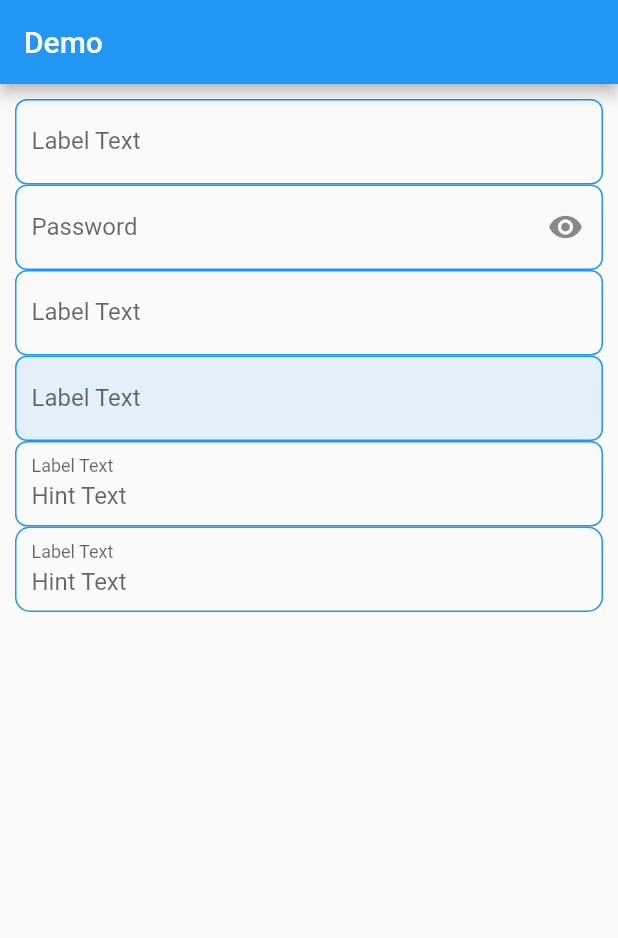
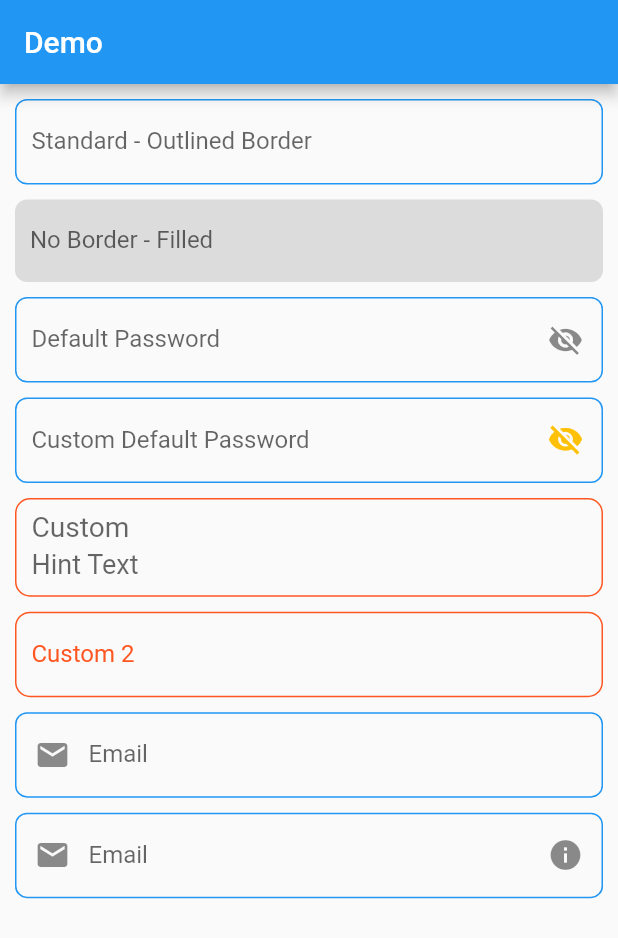
Before and after one commit to momshaddinury/input_form_field, a Flutter app: the screen it shows after launch, on a phone screen of 412 x 824 dp. Shown: the top 938 px of the screen. Run offline on Flutter 3.47's test engine with Material 2 defaults, Android fonts, the phone set to English and light mode, and no system bars.

Commit message:
chore: 0.0.4 release

```diff
--- a/example/lib/main.dart
+++ b/example/lib/main.dart
@@ -33,45 +33,94 @@ class DemoScreen extends StatelessWidget {
               /// Standard - Outlined Border
               InputFormField(
                 textEditingController: _controller,
-                labelText: "Label Text",
+                labelText: "Standard - Outlined Border",
                 hintText: "Hint Text",
+                bottomMargin: 10, // Optional
               ),
+
+              /// No Border - Filled
+              InputFormField(
+                textEditingController: _controller,
+                labelText: "No Border - Filled",
+                hintText: "Hint Text",
+                fillColor: Colors.black12,
+                borderType: BorderType.none,
+                bottomMargin: 10, // Optional
+              ),
+
               /// Default Password Field
               InputFormField(
                 textEditingController: _controller,
-                labelText: "Password",
+                labelText: "Default Password",
                 hintText: "*****",
-                isPasswordField: true,
+                password: EnabledPassword(),
+                bottomMargin: 10, // Optional
               ),
-              /// No Border
+
+              /// Customize Default Password Field
               InputFormField(
                 textEditingController: _controller,
-                labelText: "Label Text",
-                hintText: "Hint Text",
-                disableBorder: false,
+                labelText: "Custom Default Password",
+                hintText: "*****",
+                obscuringCharacter: "*",
+                password: EnabledPassword(
+                  showPasswordIcon: const Icon(
+                    Icons.add,
+                    color: Colors.amber,
+                  ),
+                  hidePasswordIcon: const Icon(
+                    Icons.visibility_off_sharp,
+                    color: Colors.amber,
+                  ),
+                ),
+                bottomMargin: 10, // Optional
               ),
-              /// Filled
+
+              /// Custom
               InputFormField(
                 textEditingController: _controller,
-                labelText: "Label Text",
+                labelText: "Custom",
+                labelTextStyle: const TextStyle(fontSize: 25),
                 hintText: "Hint Text",
-                disableBorder: false,
-                fillColor: Colors.blue.withOpacity(0.10),
+                hintTextStyle: const TextStyle(fontSize: 18),
+                borderColor: Colors.deepOrange,
+                borderRadius: BorderRadius.circular(10),
+                bottomMargin: 10, // Optional
+                floatingLabelBehavior: FloatingLabelBehavior.always,
               ),
-              /// Label will always show
+
+              /// Custom 2
               InputFormField(
                 textEditingController: _controller,
-                labelText: "Label Text",
+                labelText: "Custom 2",
+                labelTextStyle: const TextStyle(color: Colors.deepOrange),
                 hintText: "Hint Text",
-                floatingLabelBehavior: FloatingLabelBehavior.always,
+                hintTextStyle: const TextStyle(color: Colors.deepOrangeAccent),
+                borderType: BorderType.outlined,
+                borderColor: Colors.deepOrange,
+                bottomMargin: 10, // Optional
+                borderRadius: BorderRadius.circular(10),
               ),
-              /// Rounded Border
+
+              /// Custom 3 (Suffix)
               InputFormField(
                 textEditingController: _controller,
-                labelText: "Label Text",
-                hintText: "Hint Text",
-                floatingLabelBehavior: FloatingLabelBehavior.always,
-                borderRadius: BorderRadius.circular(10),
+                prefix: const Icon(Icons.mail),
+                labelText: "Email",
+                hintText: "abc@email.com",
+                borderType: BorderType.outlined,
+                bottomMargin: 10, // Optional
+              ),
+
+              /// Custom 4 (Suffix, Prefix)
+              InputFormField(
+                textEditingController: _controller,
+                prefix: const Icon(Icons.mail),
+                labelText: "Email",
+                hintText: "abc@email.com",
+                suffix: const Icon(Icons.info),
+                borderType: BorderType.outlined,
+                bottomMargin: 10, // Optional
               ),
             ],
           ),
--- a/lib/input_form_field.dart
+++ b/lib/input_form_field.dart
@@ -15,7 +15,7 @@ import 'package:flutter/material.dart';
 /// to simplify complexitiy of default [TextFormField] widget.
 
 class InputFormField extends StatefulWidget {
-  const InputFormField({
+  InputFormField({
     Key? key,
     required this.textEditingController,
     this.style,
@@ -27,10 +27,11 @@ class InputFormField extends StatefulWidget {
     this.floatingLabelBehavior,
     this.suffix,
     this.prefix,
-    this.isPasswordField = false,
+    this.password,
     this.obscureText,
+    this.obscuringCharacter = '•',
     this.validator,
-    this.disableDefaultValidation = true,
+    this.enableDefaultValidation = false,
     this.height,
     this.contentPadding,
     this.errorPadding,
@@ -40,8 +41,9 @@ class InputFormField extends StatefulWidget {
     this.borderColor = Colors.blue,
     this.fillColor,
     this.errorColor = Colors.red,
-  })  : assert(
-          !(isPasswordField && obscureText != null),
+  })  : assert(obscuringCharacter.isNotNull && obscuringCharacter.length == 1),
+        assert(
+          !(password.isNotNull && obscureText.isNotNull),
           """Both can't be used at the same time. Use isPasswordTrue to handle password visibility internally. To handle externally use obscureText""",
         ),
         super(key: key);
@@ -77,14 +79,18 @@ class InputFormField extends StatefulWidget {
   /// Optional widget to place on the line after the input.
   final Widget? suffix;
 
-  /// Treats the field as password field. This also handles input visibility
-  /// and showing the visibility icon.
+  /// Treats the field as password field.
   ///
-  /// One should use this param if they want to handle
-  final bool isPasswordField;
+  /// Handles visibility toggle by default.
+  /// Supports icon customization
+  final EnabledPassword? password;
+
 
   /// Obscure text, helps with password visibility toggle.
   final bool? obscureText;
+
+  /// Default '•'.
+  final String obscuringCharacter;
 
   /// Signature for validating a form field.
   ///
@@ -94,7 +100,7 @@ class InputFormField extends StatefulWidget {
 
   /// Enables default validation. Takes care of null and empty value check if
   /// enabled
-  final bool disableDefaultValidation;
+  final bool enableDefaultValidation;
 
   /// If null, defaults to 48px in order to comply with Material spec's minimum
   /// interactive size guideline
@@ -122,8 +128,9 @@ class InputFormField extends StatefulWidget {
   final Color borderColor;
 
   /// If non-null, the corners of this box are rounded by this [BorderRadius]
-  /// A [borderRadius] can only be given for a uniform Border. Which means, only
-  /// use [borderRaidus] when borderType is [BorderType.outlined]
+  /// A [borderRadius] can only be given for a uniform Border.
+  ///
+  /// Default border radius is 8px
   final BorderRadiusGeometry? borderRadius;
 
   /// The color for the container background
@@ -155,11 +162,7 @@ class _InputFormFieldState extends State<InputFormField> {
             color: widget.fillColor,
             borderRadius: widget.borderRadius ??
                 _getDefaultBorderRadius(isOutlinedBorder),
-            border: widget.borderType == BorderType.none
-                ? null
-                : isOutlinedBorder
-                    ? Border.all(color: _getBorderColor())
-                    : Border(bottom: BorderSide(color: _getBorderColor())),
+            border: _getBorder(isOutlinedBorder),
           ),
           child: TextFormField(
             controller: widget.textEditingController,
@@ -181,11 +184,14 @@ class _InputFormFieldState extends State<InputFormField> {
               border: InputBorder.none,
               prefixIcon: widget.prefix,
               suffixIcon: widget.suffix ??
-                  (widget.isPasswordField ? _visibilityButton() : null),
+                  (widget.password.isNotNull
+                      ? _visibilityButton(widget.password!)
+                      : null),
             ),
-            obscureText: widget.isPasswordField
+            obscureText: widget.password.isNotNull
                 ? _showPassword
                 : widget.obscureText ?? false,
+            obscuringCharacter: widget.obscuringCharacter,
             onChanged: (String? v) {
               if (isError) {
                 setState(() => isError = false);
@@ -194,7 +200,7 @@ class _InputFormFieldState extends State<InputFormField> {
             validator: (String? v) {
               /// Default validation. Fields can't be empty. If you want to disable it
               /// change disableDefaultValidation
-              if (!widget.disableDefaultValidation && v.isNullOrEmpty()) {
+              if (widget.enableDefaultValidation && v.isNullOrEmpty()) {
                 setState(() => isError = true);
                 feedback = "Required";
               } else if (widget.validator != null) {
@@ -205,7 +211,7 @@ class _InputFormFieldState extends State<InputFormField> {
             },
           ),
         ),
-        if (isError && feedback != null)
+        if (isError && feedback.isNotNull)
           Padding(
             padding: widget.errorPadding ??
                 const EdgeInsets.only(
@@ -220,13 +226,23 @@ class _InputFormFieldState extends State<InputFormField> {
                   ),
             ),
           ),
-        if (widget.bottomMargin != null) SizedBox(height: widget.bottomMargin)
+        if (widget.bottomMargin.isNotNull) SizedBox(height: widget.bottomMargin)
       ],
     );
   }
 
+  Border? _getBorder(bool isOutlinedBorder) {
+    return widget.borderType == BorderType.none
+        ? null
+        : isOutlinedBorder
+            ? Border.all(color: _getBorderColor())
+            : Border(bottom: BorderSide(color: _getBorderColor()));
+  }
+
   BorderRadius? _getDefaultBorderRadius(bool isOutlinedBorder) =>
-      isOutlinedBorder ? BorderRadius.circular(8) : null;
+      isOutlinedBorder || widget.fillColor.isNotNull
+          ? BorderRadius.circular(8)
+          : null;
 
   Color _getBorderColor() => isError ? widget.errorColor : widget.borderColor;
 
@@ -237,20 +253,34 @@ class _InputFormFieldState extends State<InputFormField> {
     );
   }
 
-  IconButton _visibilityButton() {
+  IconButton _visibilityButton(EnabledPassword password) {
     return IconButton(
       onPressed: () {
         setState(() => _showPassword = !_showPassword);
       },
       icon: _showPassword
-          ? const Icon(Icons.visibility)
-          : const Icon(Icons.visibility_off),
+          ? password.hidePasswordIcon ?? const Icon(Icons.visibility_off)
+          : password.showPasswordIcon ?? const Icon(Icons.visibility),
       splashColor: Colors.transparent,
     );
   }
 }
 
+class EnabledPassword {
+  EnabledPassword({
+    this.showPasswordIcon,
+    this.hidePasswordIcon,
+  });
+
+  final Widget? showPasswordIcon;
+  final Widget? hidePasswordIcon;
+}
+
 enum BorderType { outlined, bottom, none }
+
+extension _GenericExtension<T> on T? {
+  bool get isNotNull => this != null;
+}
 
 extension _StringExtension on String? {
   bool isNullOrEmpty() => this == null || this!.isEmpty;
--- a/pubspec.yaml
+++ b/pubspec.yaml
@@ -1,6 +1,6 @@
 name: input_form_field
 description: Input form field is a StatefulWidget that contains a TextFormField. A convinient widget aiming to simplify complexitiy of default TextFormField widget.
-version: 0.0.3
+version: 0.0.4
 homepage: https://github.com/dinurymomshad/input_form_field
 repository: https://github.com/dinurymomshad/input_form_field
 
@@ -23,3 +23,7 @@ dev_dependencies:
 
 # The following section is specific to Flutter.
 flutter:
+
+  # To add assets to your application, add an assets section, like this:
+  assets:
+    - demo.png
```
Also changed, not shown: assets/demo.png (added), 2 other files.
